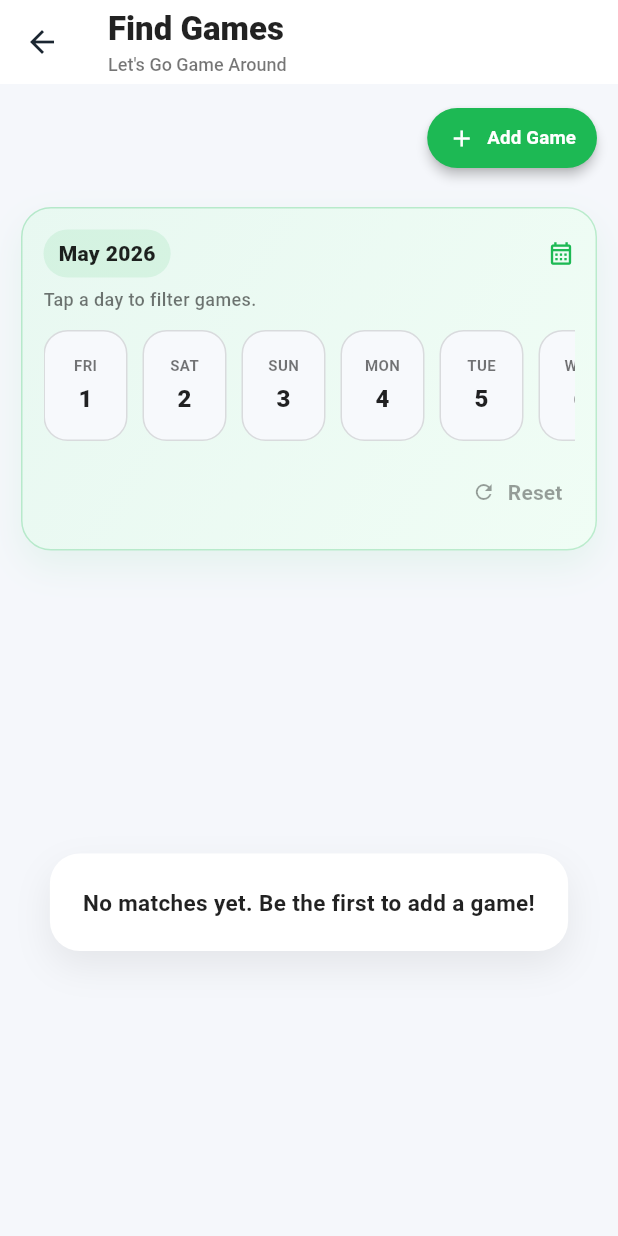
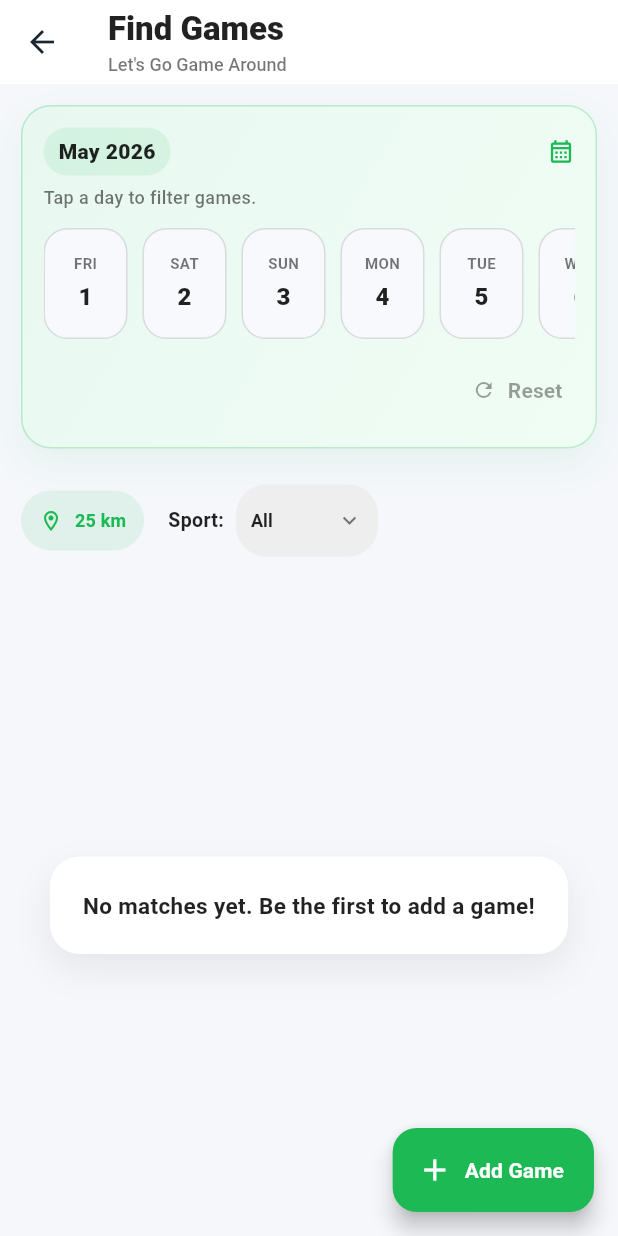
Before and after one commit to sooraj7736/SportsMate_Customer, a Flutter app: the GamesFeedScreen screen opened directly, on a phone screen of 412 x 824 dp. Run offline on Flutter 3.47's test engine with Material 3 defaults, Android fonts, the phone set to English and light mode, and no system bars; our stand-ins replace cloud_firestore, firebase_auth, firebase_core, firebase_storage, flutter_dotenv, flutter_riverpod and 1 more; missing offline and left inert: mapbox_maps_flutter; accounts and stored records are empty.

Commit message:
sport filter works, within 25kms dont work-> need to work on better way to location, cureently read as text
no key to maps thing

```diff
--- a/lib/features/games/presentation/games_feed_screen.dart
+++ b/lib/features/games/presentation/games_feed_screen.dart
@@ -13,6 +13,7 @@ class GamesFeedScreen extends ConsumerStatefulWidget {
 
 class _GamesFeedScreenState extends ConsumerState<GamesFeedScreen> {
   DateTime? _selectedDay;
+  String? _selectedSport;
 
   static const Color _primaryGreen = Color(0xFF1DB954);
 
@@ -51,42 +52,38 @@ class _GamesFeedScreenState extends ConsumerState<GamesFeedScreen> {
         ),
         actions: [],
       ),
+      floatingActionButton: FloatingActionButton.extended(
+        onPressed: () {
+          Navigator.push(
+            context,
+            MaterialPageRoute(builder: (context) => const AddGameScreen()),
+          );
+        },
+        backgroundColor: _primaryGreen,
+        icon: const Icon(Icons.add, size: 24),
+        label: const Text(
+          'Add Game',
+          style: TextStyle(fontWeight: FontWeight.w700, fontSize: 14),
+        ),
+      ),
       body: Stack(
         children: [
           gamesStream.when(
             data: (gamesList) {
-              final filteredGames = _selectedDay == null
-                  ? gamesList
-                  : gamesList.where((game) => DateUtils.isSameDay(game.date, _selectedDay)).toList();
+              final filteredGames = gamesList.where((game) {
+                // Filter by selected day
+                if (_selectedDay != null && !DateUtils.isSameDay(game.date, _selectedDay)) {
+                  return false;
+                }
+                // Filter by selected sport
+                if (_selectedSport != null && _selectedSport != 'All' && game.sportType != _selectedSport) {
+                  return false;
+                }
+                return true;
+              }).toList();
 
               return Column(
                 children: [
-                  Align(
-                    alignment: Alignment.topRight,
-                    child: Padding(
-                      padding: const EdgeInsets.fromLTRB(14, 12, 14, 8),
-                      child: ElevatedButton.icon(
-                        onPressed: () {
-                          Navigator.push(
-                            context,
-                            MaterialPageRoute(builder: (context) => const AddGameScreen()),
-                          );
-                        },
-                        style: ElevatedButton.styleFrom(
-                          backgroundColor: _primaryGreen,
-                          foregroundColor: Colors.white,
-                          elevation: 3,
-                          padding: const EdgeInsets.symmetric(horizontal: 14, vertical: 10),
-                          shape: RoundedRectangleBorder(borderRadius: BorderRadius.circular(20)),
-                        ),
-                        icon: const Icon(Icons.add, size: 18),
-                        label: const Text(
-                          'Add Game',
-                          style: TextStyle(fontWeight: FontWeight.w700, fontSize: 12.5),
-                        ),
-                      ),
-                    ),
-                  ),
                   Container(
                     width: double.infinity,
                     margin: const EdgeInsets.fromLTRB(14, 14, 14, 12),
@@ -219,6 +216,66 @@ class _GamesFeedScreenState extends ConsumerState<GamesFeedScreen> {
                             style: const TextStyle(fontSize: 12.5, color: Colors.black54, fontWeight: FontWeight.w500),
                           ),
                         ],
+                      ],
+                    ),
+                  ),
+                  Padding(
+                    padding: const EdgeInsets.fromLTRB(14, 12, 14, 12),
+                    child: Row(
+                      children: [
+                        ElevatedButton.icon(
+                          onPressed: () {},
+                          style: ElevatedButton.styleFrom(
+                            backgroundColor: _primaryGreen.withValues(alpha: 0.10),
+                            foregroundColor: _primaryGreen,
+                            elevation: 0,
+                            padding: const EdgeInsets.symmetric(horizontal: 12, vertical: 8),
+                            shape: RoundedRectangleBorder(borderRadius: BorderRadius.circular(20)),
+                          ),
+                          icon: const Icon(Icons.location_on_outlined, size: 16),
+                          label: const Text(
+                            '25 km',
+                            style: TextStyle(fontWeight: FontWeight.w700, fontSize: 12),
+                          ),
+                        ),
+                        const SizedBox(width: 16),
+                        const Text(
+                          'Sport:',
+                          style: TextStyle(
+                            fontWeight: FontWeight.w700,
+                            fontSize: 13,
+                            color: Colors.black87,
+                          ),
+                        ),
+                        const SizedBox(width: 8),
+                        Container(
+                          padding: const EdgeInsets.symmetric(horizontal: 10, vertical: 0),
+                          decoration: BoxDecoration(
+                            color: Colors.grey[200],
+                            borderRadius: BorderRadius.circular(20),
+                          ),
+                          child: DropdownButton<String>(
+                            underline: const SizedBox(),
+                            value: _selectedSport ?? 'All',
+                            items: ['All', 'Football', 'Basketball', 'Tennis', 'Cricket', 'Volleyball'].map((sport) {
+                              return DropdownMenuItem<String>(
+                                value: sport,
+                                child: Text(sport),
+                              );
+                            }).toList(),
+                            onChanged: (value) {
+                              setState(() {
+                                _selectedSport = value == 'All' ? null : value;
+                              });
+                            },
+                            style: const TextStyle(
+                              fontWeight: FontWeight.w700,
+                              fontSize: 12,
+                              color: Colors.black87,
+                            ),
+                            icon: const Icon(Icons.expand_more, size: 18, color: Colors.black54),
+                          ),
+                        ),
                       ],
                     ),
                   ),
```
